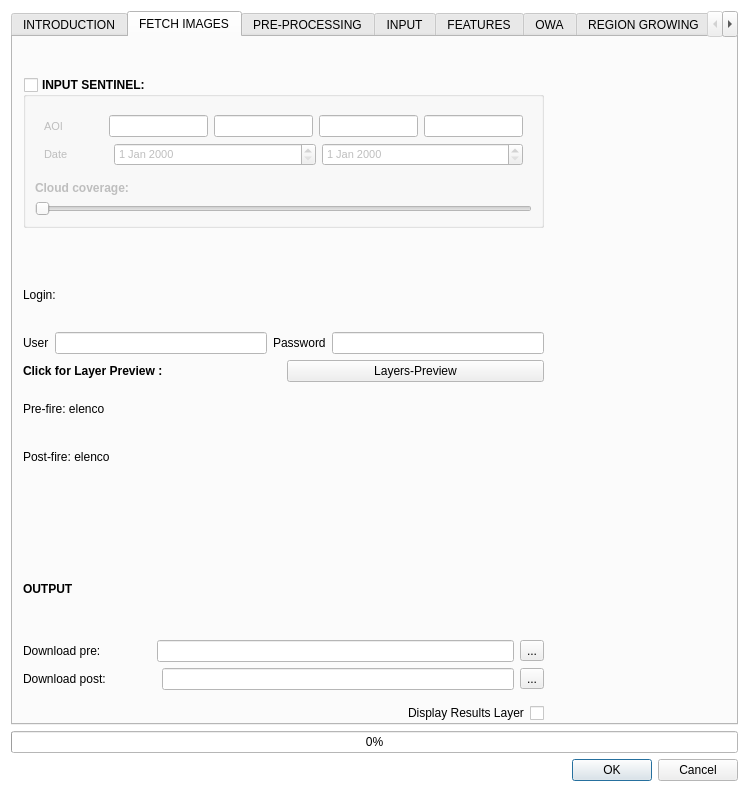
Old version of the form BAD_dialog_base.ui in the repository silviamacchi/bad_COPIA.
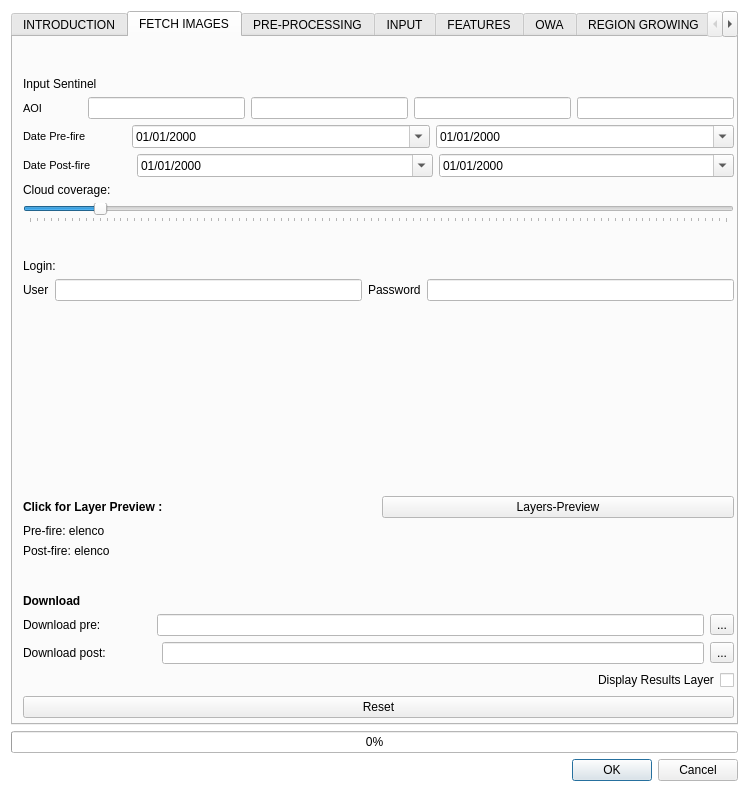
New version of the form. Custom widgets are drawn as their Qt base class.

```diff
--- a/BAD_dialog_base.ui
+++ b/BAD_dialog_base.ui
@@ -148,7 +148,6 @@
      </property>
      <property name="font">
       <font>
-       <weight>50</weight>
        <bold>false</bold>
       </font>
      </property>
@@ -259,8 +258,8 @@
         <rect>
          <x>10</x>
          <y>10</y>
-         <width>521</width>
-         <height>711</height>
+         <width>711</width>
+         <height>671</height>
         </rect>
        </property>
        <layout class="QVBoxLayout" name="verticalLayout_16">
@@ -281,89 +280,13 @@
          </spacer>
         </item>
         <item>
-         <widget class="QGroupBox" name="groupBox_RG_input_4">
-          <property name="font">
-           <font>
-            <pointsize>9</pointsize>
-            <weight>75</weight>
-            <bold>true</bold>
-           </font>
-          </property>
-          <property name="title">
-           <string>INPUT SENTINEL:</string>
-          </property>
-          <property name="checkable">
-           <bool>true</bool>
-          </property>
-          <property name="checked">
-           <bool>false</bool>
-          </property>
-          <layout class="QGridLayout" name="gridLayout_89">
-           <item row="0" column="0">
-            <widget class="QFrame" name="frame_9">
-             <property name="font">
-              <font>
-               <pointsize>8</pointsize>
-               <weight>50</weight>
-               <bold>false</bold>
-               <kerning>true</kerning>
-              </font>
-             </property>
-             <property name="frameShape">
-              <enum>QFrame::NoFrame</enum>
-             </property>
-             <property name="frameShadow">
-              <enum>QFrame::Raised</enum>
-             </property>
-             <layout class="QGridLayout" name="gridLayout_90">
-              <item row="1" column="0">
-               <layout class="QHBoxLayout" name="horizontalLayout_182">
-                <item>
-                 <widget class="QLabel" name="label_301">
-                  <property name="sizePolicy">
-                   <sizepolicy hsizetype="Fixed" vsizetype="Preferred">
-                    <horstretch>0</horstretch>
-                    <verstretch>0</verstretch>
-                   </sizepolicy>
-                  </property>
-                  <property name="font">
-                   <font>
-                    <pointsize>8</pointsize>
-                    <weight>50</weight>
-                    <bold>false</bold>
-                    <kerning>true</kerning>
-                   </font>
-                  </property>
+         <widget class="QLabel" name="label_38">
                   <property name="text">
-                   <string>Date</string>
+           <string>Input Sentinel </string>
                   </property>
                  </widget>
                 </item>
                 <item>
-                 <spacer name="horizontalSpacer_339">
-                  <property name="orientation">
-                   <enum>Qt::Horizontal</enum>
-                  </property>
-                  <property name="sizeType">
-                   <enum>QSizePolicy::Fixed</enum>
-                  </property>
-                  <property name="sizeHint" stdset="0">
-                   <size>
-                    <width>40</width>
-                    <height>20</height>
-                   </size>
-                  </property>
-                 </spacer>
-                </item>
-                <item>
-                 <widget class="QDateEdit" name="dateEdit"/>
-                </item>
-                <item>
-                 <widget class="QDateEdit" name="dateEdit_2"/>
-                </item>
-               </layout>
-              </item>
-              <item row="0" column="0">
                <layout class="QHBoxLayout" name="horizontalLayout_183">
                 <item>
                  <widget class="QLabel" name="label_302">
@@ -376,7 +299,6 @@
                   <property name="font">
                    <font>
                     <pointsize>8</pointsize>
-                    <weight>50</weight>
                     <bold>false</bold>
                     <kerning>true</kerning>
                    </font>
@@ -403,37 +325,182 @@
                  </spacer>
                 </item>
                 <item>
-                 <widget class="QLineEdit" name="lineEdit_4"/>
+           <widget class="QLineEdit" name="lineEdit_North">
+            <property name="placeholderText">
+             <string>north</string>
+            </property>
+           </widget>
                 </item>
                 <item>
-                 <widget class="QLineEdit" name="lineEdit_3"/>
+           <widget class="QLineEdit" name="lineEdit_East">
+            <property name="placeholderText">
+             <string>East</string>
+            </property>
+           </widget>
                 </item>
                 <item>
-                 <widget class="QLineEdit" name="lineEdit_2"/>
+           <widget class="QLineEdit" name="lineEdit_South">
+            <property name="placeholderText">
+             <string>south</string>
+            </property>
+           </widget>
                 </item>
                 <item>
-                 <widget class="QLineEdit" name="lineEdit"/>
+           <widget class="QLineEdit" name="lineEdit_West">
+            <property name="placeholderText">
+             <string>west</string>
+            </property>
+           </widget>
                 </item>
                </layout>
               </item>
-             </layout>
-            </widget>
-           </item>
-           <item row="2" column="0">
-            <widget class="QSlider" name="horizontalSlider">
+        <item>
+         <layout class="QHBoxLayout" name="horizontalLayout_182">
+          <item>
+           <widget class="QLabel" name="label_301">
+            <property name="sizePolicy">
+             <sizepolicy hsizetype="Fixed" vsizetype="Preferred">
+              <horstretch>0</horstretch>
+              <verstretch>0</verstretch>
+             </sizepolicy>
+            </property>
+            <property name="font">
+             <font>
+              <pointsize>8</pointsize>
+              <bold>false</bold>
+              <kerning>true</kerning>
+             </font>
+            </property>
+            <property name="text">
+             <string>Date Pre-fire</string>
+            </property>
+           </widget>
+          </item>
+          <item>
+           <spacer name="horizontalSpacer_339">
+            <property name="orientation">
+             <enum>Qt::Horizontal</enum>
+            </property>
+            <property name="sizeType">
+             <enum>QSizePolicy::Fixed</enum>
+            </property>
+            <property name="sizeHint" stdset="0">
+             <size>
+              <width>40</width>
+              <height>20</height>
+             </size>
+            </property>
+           </spacer>
+          </item>
+          <item>
+           <widget class="QDateEdit" name="dateEdit_Pre_start">
+            <property name="displayFormat">
+             <string>dd/MM/yyyy</string>
+            </property>
+            <property name="calendarPopup">
+             <bool>true</bool>
+            </property>
+           </widget>
+          </item>
+          <item>
+           <widget class="QDateEdit" name="dateEdit_Pre_end">
+            <property name="displayFormat">
+             <string>dd/MM/yyyy</string>
+            </property>
+            <property name="calendarPopup">
+             <bool>true</bool>
+            </property>
+           </widget>
+          </item>
+         </layout>
+        </item>
+        <item>
+         <layout class="QHBoxLayout" name="horizontalLayout_185">
+          <item>
+           <widget class="QLabel" name="label_314">
+            <property name="sizePolicy">
+             <sizepolicy hsizetype="Fixed" vsizetype="Preferred">
+              <horstretch>0</horstretch>
+              <verstretch>0</verstretch>
+             </sizepolicy>
+            </property>
+            <property name="font">
+             <font>
+              <pointsize>8</pointsize>
+              <bold>false</bold>
+              <kerning>true</kerning>
+             </font>
+            </property>
+            <property name="text">
+             <string>Date Post-fire</string>
+            </property>
+           </widget>
+          </item>
+          <item>
+           <spacer name="horizontalSpacer_341">
              <property name="orientation">
               <enum>Qt::Horizontal</enum>
              </property>
-            </widget>
-           </item>
-           <item row="1" column="0">
+            <property name="sizeType">
+             <enum>QSizePolicy::Fixed</enum>
+            </property>
+            <property name="sizeHint" stdset="0">
+             <size>
+              <width>40</width>
+              <height>20</height>
+             </size>
+            </property>
+           </spacer>
+          </item>
+          <item>
+           <widget class="QDateEdit" name="dateEdit_Post_start">
+            <property name="displayFormat">
+             <string>dd/MM/yyyy</string>
+            </property>
+            <property name="calendarPopup">
+             <bool>true</bool>
+            </property>
+           </widget>
+          </item>
+          <item>
+           <widget class="QDateEdit" name="dateEdit_Post_end">
+            <property name="displayFormat">
+             <string>dd/MM/yyyy</string>
+            </property>
+            <property name="calendarPopup">
+             <bool>true</bool>
+            </property>
+           </widget>
+          </item>
+         </layout>
+        </item>
+        <item>
             <widget class="QLabel" name="label_304">
              <property name="text">
               <string>Cloud coverage:</string>
              </property>
             </widget>
            </item>
-          </layout>
+        <item>
+         <widget class="QSlider" name="horizontalSlider_cloud">
+          <property name="maximum">
+           <number>100</number>
+          </property>
+          <property name="sliderPosition">
+           <number>10</number>
+          </property>
+          <property name="tracking">
+           <bool>true</bool>
+          </property>
+          <property name="orientation">
+           <enum>Qt::Horizontal</enum>
+          </property>
+          <property name="tickPosition">
+           <enum>QSlider::TicksBelow</enum>
+          </property>
+          <property name="tickInterval">
+           <number>1</number>
+          </property>
          </widget>
         </item>
         <item>
@@ -483,13 +550,25 @@
           </item>
          </layout>
         </item>
+        <item>
+         <spacer name="verticalSpacer_2">
+          <property name="orientation">
+           <enum>Qt::Vertical</enum>
+          </property>
+          <property name="sizeHint" stdset="0">
+           <size>
+            <width>20</width>
+            <height>40</height>
+           </size>
+          </property>
+         </spacer>
+        </item>
         <item>
          <layout class="QHBoxLayout" name="horizontalLayout_184">
           <item>
            <widget class="QLabel" name="label_303">
             <property name="font">
              <font>
-              <weight>75</weight>
               <bold>true</bold>
              </font>
             </property>
@@ -541,33 +620,16 @@
           </property>
          </spacer>
         </item>
-        <item>
-         <spacer name="verticalSpacer_58">
-          <property name="orientation">
-           <enum>Qt::Vertical</enum>
-          </property>
-          <property name="sizeType">
-           <enum>QSizePolicy::Fixed</enum>
-          </property>
-          <property name="sizeHint" stdset="0">
-           <size>
-            <width>20</width>
-            <height>30</height>
-           </size>
-          </property>
-         </spacer>
-        </item>
         <item>
          <widget class="QLabel" name="label_307">
           <property name="font">
            <font>
             <pointsize>9</pointsize>
-            <weight>75</weight>
             <bold>true</bold>
            </font>
           </property>
           <property name="text">
-           <string>OUTPUT</string>
+           <string>Download</string>
           </property>
          </widget>
         </item>
@@ -8416,7 +8478,6 @@
          <property name="font">
           <font>
            <pointsize>9</pointsize>
-           <weight>75</weight>
            <bold>true</bold>
           </font>
          </property>
@@ -8474,7 +8535,6 @@
               <property name="font">
                <font>
                 <pointsize>8</pointsize>
-                <weight>50</weight>
                 <bold>false</bold>
                </font>
               </property>
@@ -8518,7 +8578,6 @@
          <property name="font">
           <font>
            <pointsize>9</pointsize>
-           <weight>75</weight>
            <bold>true</bold>
           </font>
          </property>
```
Left out of the diff: 83 changed lines with no effect on the pictures. Lines whose indentation alone changed are shown as unchanged.
